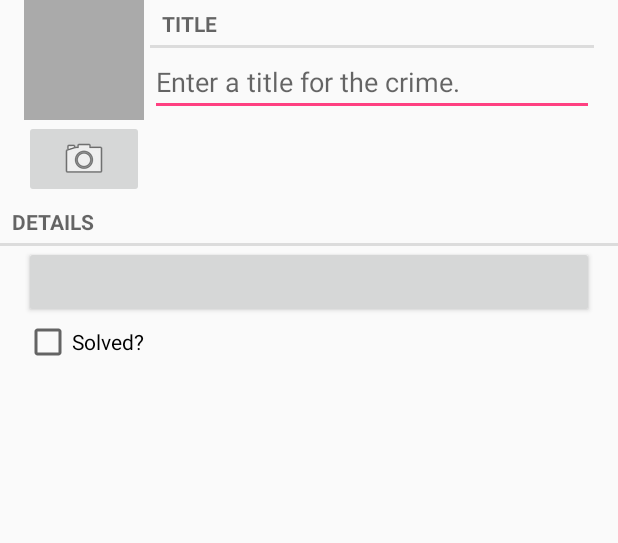
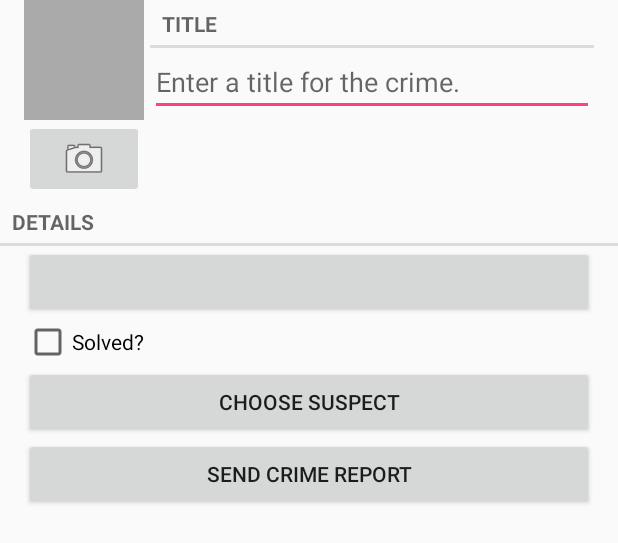
Before and after one commit to birdty/CriminalIntent, an Android app: the layout fragment_crime.xml on its own in the app's theme, with its tools: preview values and no code run, on a phone screen of 412 x 824 dp. Shown: the top 543 px of the screen. Run offline under Robolectric (Android 15) with nearby library versions, the phone set to English and light mode, and no system bars.

Commit message:
o - support for phone and table layouts

```diff
--- a/app/src/main/res/layout-land/fragment_crime.xml
+++ b/app/src/main/res/layout-land/fragment_crime.xml
@@ -60,7 +60,7 @@
         android:layout_height="wrap_content" />
 
     <LinearLayout
-        android:orientation="vertical"
+        android:orientation="horizontal"
         android:layout_marginLeft="16dp"
         android:layout_marginRight="16dp"
         android:layout_width="match_parent"
@@ -69,7 +69,7 @@
     <Button
         android:id="@+id/crime_date"
         android:layout_weight="1"
-        android:layout_width="match_parent"
+        android:layout_width="wrap_content"
         android:layout_height="wrap_content" />
 
     <CheckBox
@@ -81,4 +81,32 @@
 
     </LinearLayout>
 
+    <LinearLayout
+        android:orientation="horizontal"
+        android:layout_marginRight="16dp"
+        android:layout_marginLeft="16dp"
+        android:layout_width="match_parent"
+        android:layout_height="wrap_content">
+
+        <Button
+            android:text="@string/crime_suspect_text"
+            android:layout_marginRight="16dp"
+            android:layout_marginLeft="16dp"
+            android:layout_weight="1"
+            android:id="@+id/crime_suspectButton"
+            android:layout_width="wrap_content"
+            android:layout_height="wrap_content" />
+
+        <Button
+            android:text="@string/crime_report_text"
+            android:layout_marginRight="16dp"
+            android:layout_marginLeft="16dp"
+            android:layout_weight="1"
+            android:id="@+id/crime_reportButton"
+            android:layout_width="wrap_content"
+            android:layout_height="wrap_content" />
+
+
+    </LinearLayout>
+
 </LinearLayout>
--- a/app/src/main/res/layout/fragment_crime.xml
+++ b/app/src/main/res/layout/fragment_crime.xml
@@ -74,4 +74,20 @@
         android:layout_width="match_parent"
         android:layout_height="wrap_content" />
 
+    <Button
+        android:text="@string/crime_suspect_text"
+        android:layout_marginRight="16dp"
+        android:layout_marginLeft="16dp"
+        android:id="@+id/crime_suspectButton"
+        android:layout_width="match_parent"
+        android:layout_height="wrap_content" />
+
+    <Button
+        android:text="@string/crime_report_text"
+        android:layout_marginRight="16dp"
+        android:layout_marginLeft="16dp"
+        android:id="@+id/crime_reportButton"
+        android:layout_width="match_parent"
+        android:layout_height="wrap_content" />
+
 </LinearLayout>
--- /dev/null
+++ b/app/src/main/res/values-sw600dp/refs.xml
@@ -0,0 +1,3 @@
+<resources>
+    <item name="activity_masterdetail" type="layout">@layout/activity_twopane</item>
+</resources>
--- /dev/null
+++ b/app/src/main/res/values/refs.xml
@@ -0,0 +1,3 @@
+<resources>
+    <item name="activity_masterdetail" type="layout">@layout/activity_fragment</item>
+</resources>
```
Also changed, not shown: app/src/main/res/layout/activity_twopane.xml (added, +24 -0 lines), app/src/main/res/values/strings.xml (+10 -0 lines).
